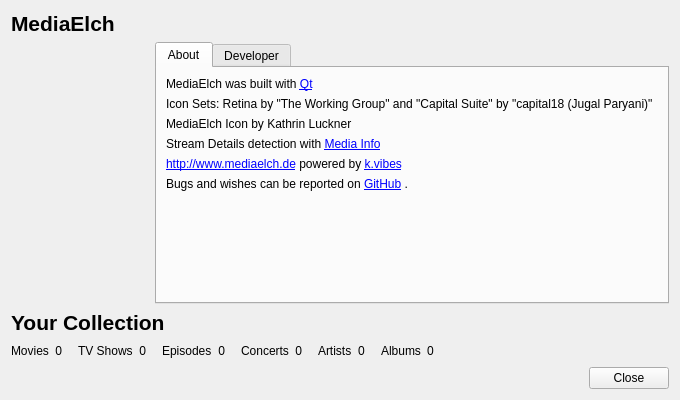
First picture: the form in src/ui/main/AboutDialog.ui, repository Komet/MediaElch, before the edit.
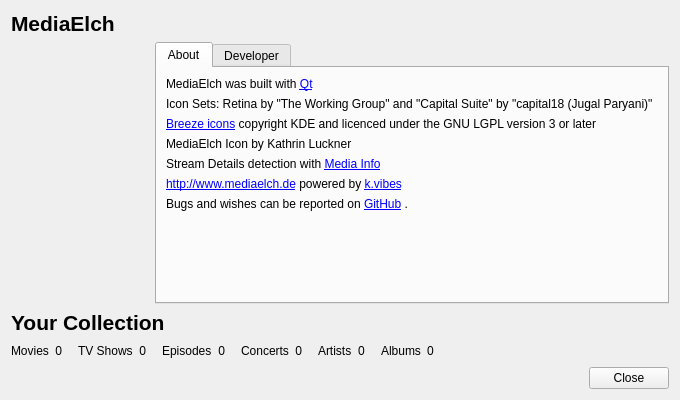
Second picture: the form after the edit. Icons and pictures are not drawn.

Commit message: [MovieModel] Use Breeze Icons for media status columns

Patch:
```diff
--- a/src/ui/main/AboutDialog.ui
+++ b/src/ui/main/AboutDialog.ui
@@ -136,6 +136,19 @@
              </property>
             </widget>
            </item>
+           <item>
+            <widget class="QLabel" name="lblKdeBreezeIcons">
+             <property name="text">
+              <string>&lt;a href=&quot;https://develop.kde.org/frameworks/breeze-icons/&quot; title=&quot;KDE Breeze Website&quot;&gt;Breeze icons&lt;/a&gt; copyright KDE and licenced under the GNU LGPL version 3 or later</string>
+             </property>
+             <property name="wordWrap">
+              <bool>true</bool>
+             </property>
+             <property name="openExternalLinks">
+              <bool>true</bool>
+             </property>
+            </widget>
+           </item>
            <item>
             <widget class="QLabel" name="label_9">
              <property name="text">
@@ -151,6 +164,9 @@
              <property name="text">
               <string>Stream Details detection with &lt;a href=&quot;https://www.mediaarea.net&quot;&gt;Media Info&lt;/a&gt;</string>
              </property>
+             <property name="wordWrap">
+              <bool>true</bool>
+             </property>
              <property name="openExternalLinks">
               <bool>true</bool>
              </property>
```
The commit also changes 26 other files.
